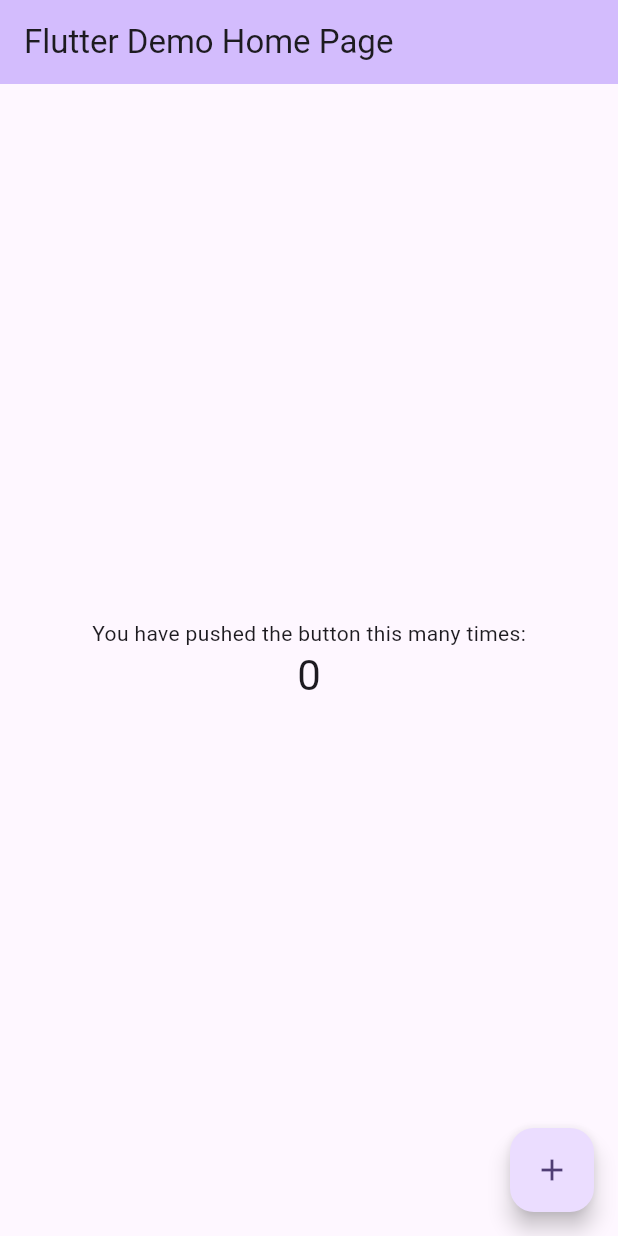
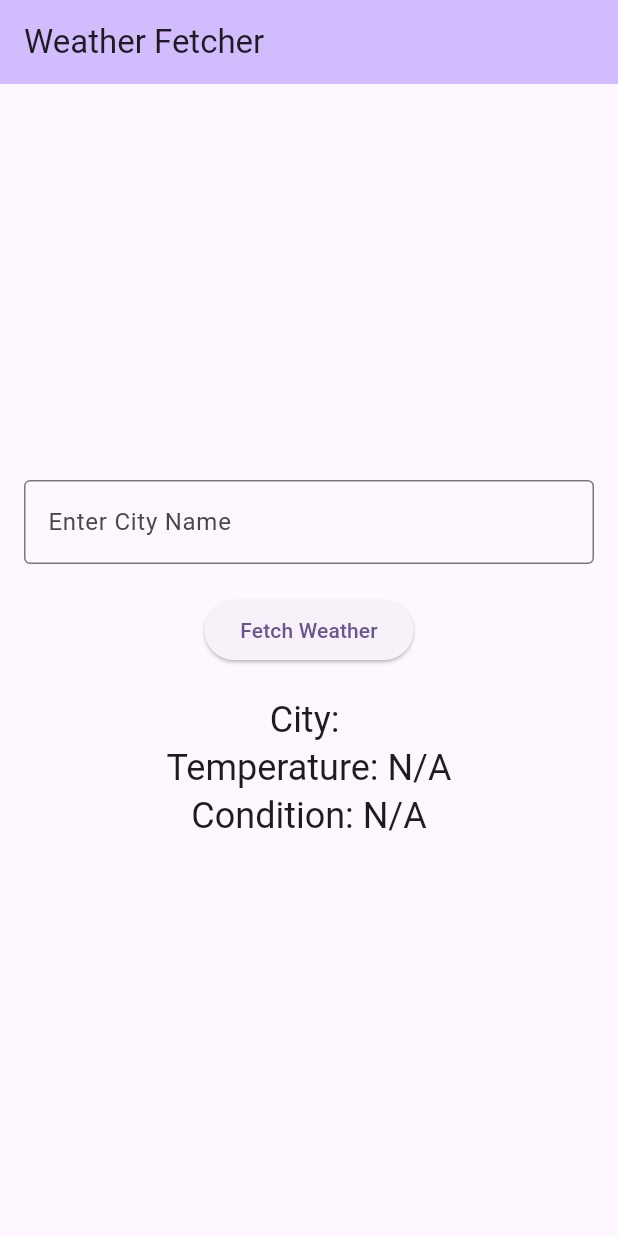
Before and after one commit to abdulbasith007/Weather-Info-App---Flutter, a Flutter app: the screen it shows after launch, on a phone screen of 412 x 824 dp. Run offline on Flutter 3.47's test engine with Material 3 defaults, Android fonts, the phone set to English and light mode, and no system bars.

Commit message:
Basic UI with input field and button

```diff
--- a/lib/main.dart
+++ b/lib/main.dart
@@ -7,46 +7,21 @@ void main() {
 class MyApp extends StatelessWidget {
   const MyApp({super.key});
 
-  // This widget is the root of your application.
   @override
   Widget build(BuildContext context) {
     return MaterialApp(
-      title: 'Flutter Demo',
+      title: 'Flutter Weather App',
       theme: ThemeData(
-        // This is the theme of your application.
-        //
-        // TRY THIS: Try running your application with "flutter run". You'll see
-        // the application has a purple toolbar. Then, without quitting the app,
-        // try changing the seedColor in the colorScheme below to Colors.green
-        // and then invoke "hot reload" (save your changes or press the "hot
-        // reload" button in a Flutter-supported IDE, or press "r" if you used
-        // the command line to start the app).
-        //
-        // Notice that the counter didn't reset back to zero; the application
-        // state is not lost during the reload. To reset the state, use hot
-        // restart instead.
-        //
-        // This works for code too, not just values: Most code changes can be
-        // tested with just a hot reload.
         colorScheme: ColorScheme.fromSeed(seedColor: Colors.deepPurple),
         useMaterial3: true,
       ),
-      home: const MyHomePage(title: 'Flutter Demo Home Page'),
+      home: const MyHomePage(title: 'Weather Fetcher'),
     );
   }
 }
 
 class MyHomePage extends StatefulWidget {
   const MyHomePage({super.key, required this.title});
-
-  // This widget is the home page of your application. It is stateful, meaning
-  // that it has a State object (defined below) that contains fields that affect
-  // how it looks.
-
-  // This class is the configuration for the state. It holds the values (in this
-  // case the title) provided by the parent (in this case the App widget) and
-  // used by the build method of the State. Fields in a Widget subclass are
-  // always marked "final".
 
   final String title;
 
@@ -55,71 +30,59 @@ class MyHomePage extends StatefulWidget {
 }
 
 class _MyHomePageState extends State<MyHomePage> {
-  int _counter = 0;
+  final TextEditingController _cityController = TextEditingController();
+  String _cityName = '';
+  String _temperature = 'N/A';
+  String _weatherCondition = 'N/A';
 
-  void _incrementCounter() {
+  void _fetchWeather() {
     setState(() {
-      // This call to setState tells the Flutter framework that something has
-      // changed in this State, which causes it to rerun the build method below
-      // so that the display can reflect the updated values. If we changed
-      // _counter without calling setState(), then the build method would not be
-      // called again, and so nothing would appear to happen.
-      _counter++;
+      _cityName = _cityController.text;
+      _temperature = '25°C'; // Sample temporary data
+      _weatherCondition = 'Sunny'; // Sample temporary data
     });
   }
 
   @override
   Widget build(BuildContext context) {
-    // This method is rerun every time setState is called, for instance as done
-    // by the _incrementCounter method above.
-    //
-    // The Flutter framework has been optimized to make rerunning build methods
-    // fast, so that you can just rebuild anything that needs updating rather
-    // than having to individually change instances of widgets.
     return Scaffold(
       appBar: AppBar(
-        // TRY THIS: Try changing the color here to a specific color (to
-        // Colors.amber, perhaps?) and trigger a hot reload to see the AppBar
-        // change color while the other colors stay the same.
         backgroundColor: Theme.of(context).colorScheme.inversePrimary,
-        // Here we take the value from the MyHomePage object that was created by
-        // the App.build method, and use it to set our appbar title.
         title: Text(widget.title),
       ),
-      body: Center(
-        // Center is a layout widget. It takes a single child and positions it
-        // in the middle of the parent.
+      body: Padding(
+        padding: const EdgeInsets.all(16.0),
         child: Column(
-          // Column is also a layout widget. It takes a list of children and
-          // arranges them vertically. By default, it sizes itself to fit its
-          // children horizontally, and tries to be as tall as its parent.
-          //
-          // Column has various properties to control how it sizes itself and
-          // how it positions its children. Here we use mainAxisAlignment to
-          // center the children vertically; the main axis here is the vertical
-          // axis because Columns are vertical (the cross axis would be
-          // horizontal).
-          //
-          // TRY THIS: Invoke "debug painting" (choose the "Toggle Debug Paint"
-          // action in the IDE, or press "p" in the console), to see the
-          // wireframe for each widget.
           mainAxisAlignment: MainAxisAlignment.center,
           children: <Widget>[
-            const Text(
-              'You have pushed the button this many times:',
+            TextField(
+              controller: _cityController,
+              decoration: const InputDecoration(
+                labelText: 'Enter City Name',
+                border: OutlineInputBorder(),
+              ),
+            ),
+            const SizedBox(height: 20),
+            ElevatedButton(
+              onPressed: _fetchWeather,
+              child: const Text('Fetch Weather'),
+            ),
+            const SizedBox(height: 20),
+            Text(
+              'City: $_cityName',
+              style: Theme.of(context).textTheme.headlineSmall,
             ),
             Text(
-              '$_counter',
-              style: Theme.of(context).textTheme.headlineMedium,
+              'Temperature: $_temperature',
+              style: Theme.of(context).textTheme.headlineSmall,
+            ),
+            Text(
+              'Condition: $_weatherCondition',
+              style: Theme.of(context).textTheme.headlineSmall,
             ),
           ],
         ),
       ),
-      floatingActionButton: FloatingActionButton(
-        onPressed: _incrementCounter,
-        tooltip: 'Increment',
-        child: const Icon(Icons.add),
-      ), // This trailing comma makes auto-formatting nicer for build methods.
     );
   }
 }
```
